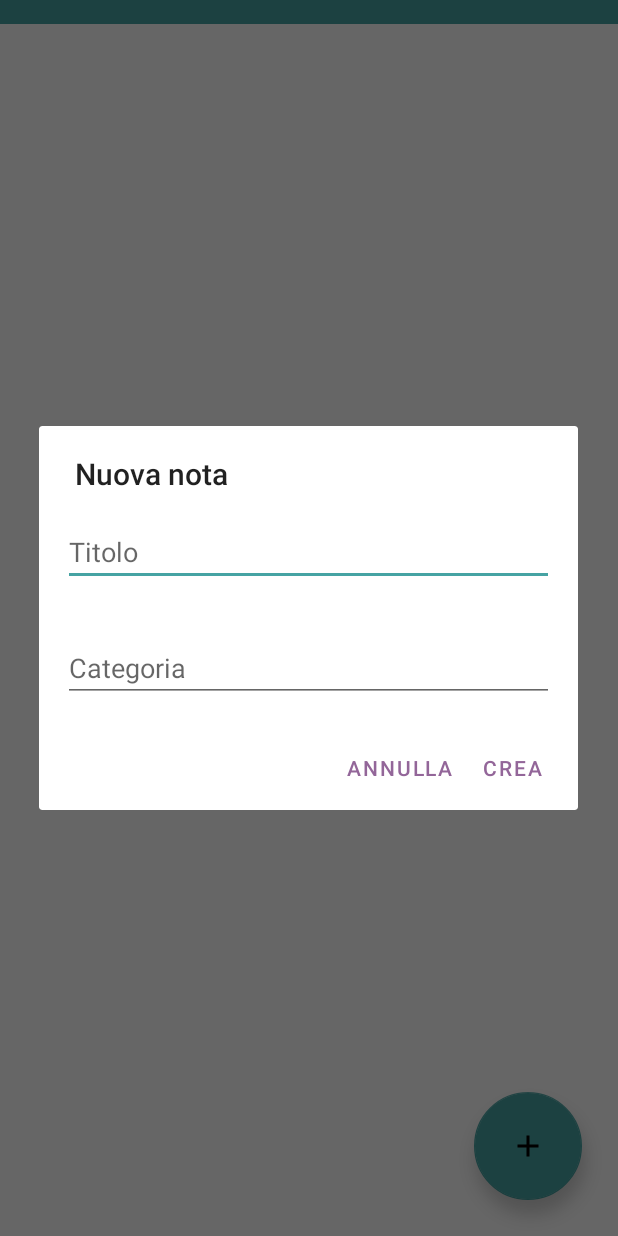
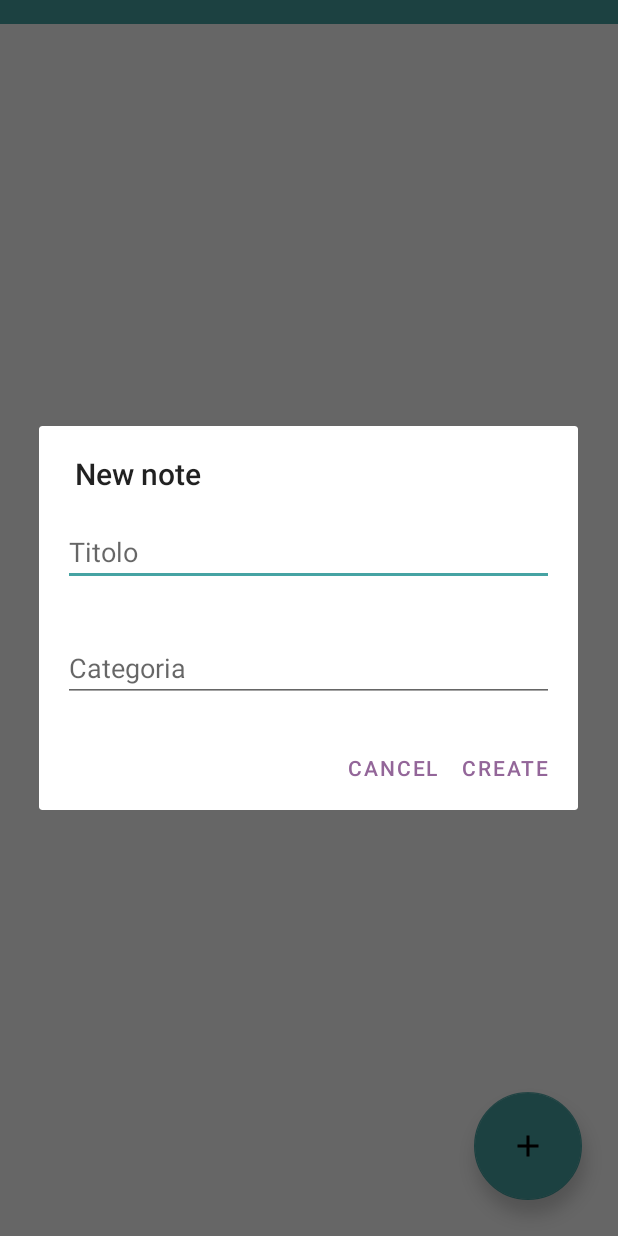
Before and after one commit to GMargherini/NotesCategories, an Android app: the screen it shows after launch (MainActivity), after a tap on an icon or button, on a phone screen of 412 x 824 dp. Run offline under Robolectric (Android 15) with nearby library versions, the phone set to English and light mode, and no system bars.

Commit message:
extracted strings

```diff
--- a/app/src/main/java/it/uninsubria/gmargherini/notescategories/MainActivity.kt
+++ b/app/src/main/java/it/uninsubria/gmargherini/notescategories/MainActivity.kt
@@ -1,7 +1,6 @@
 package it.uninsubria.gmargherini.notescategories
 
 import android.app.AlertDialog
-import android.content.DialogInterface
 import android.content.Intent
 import androidx.appcompat.app.AppCompatActivity
 import android.os.Bundle
@@ -34,19 +33,19 @@ class MainActivity : AppCompatActivity(), View.OnTouchListener{
         binding.floatingActionButton.setOnClickListener {
             val layout = AlertDialogBinding.inflate(layoutInflater)
             AlertDialog.Builder(this)
-                .setTitle("Nuova nota")
+                .setTitle(getString(R.string.new_note))
                 .setView(layout.root)
-                .setPositiveButton("CREA"){ dialog, _ ->
+                .setPositiveButton(getString(R.string.create)){ dialog, _ ->
                     val note=Note(layout.etTitolo.text.toString(), layout.etCategoria.text.toString())
                     notes=dbh.readNotes(note.category)
                     if(notes.contains(note)){
-                        Toast.makeText(this,"La nota esiste già",Toast.LENGTH_SHORT).show()
+                        Toast.makeText(this,getString(R.string.note_already_exists),Toast.LENGTH_SHORT).show()
                     }
                     else if (note.title==""){
-                        Toast.makeText(this,"Inserire un titolo",Toast.LENGTH_SHORT).show()
+                        Toast.makeText(this,getString(R.string.insert_title),Toast.LENGTH_SHORT).show()
                     }
                     else if (note.category==""){
-                        Toast.makeText(this,"inserire una categoria",Toast.LENGTH_SHORT).show()
+                        Toast.makeText(this,getString(R.string.insert_category),Toast.LENGTH_SHORT).show()
                     }
                     else{
                         dbh.insertNote(note)
@@ -55,7 +54,7 @@ class MainActivity : AppCompatActivity(), View.OnTouchListener{
                     showNotes(note.category)
                     dialog.cancel()
                 }
-                .setNegativeButton("ANNULLA") { dialog, _ ->
+                .setNegativeButton(getString(R.string.cancel)) { dialog, _ ->
                     dialog.cancel()
                 }
                 .show()
@@ -193,19 +192,19 @@ class MainActivity : AppCompatActivity(), View.OnTouchListener{
             }catch (e:Exception){}
             if(oldNote!=Note()){
                 AlertDialog.Builder(this@MainActivity)
-                    .setTitle("Modifica nota")
+                    .setTitle(getString(R.string.edit_note))
                     .setView(layout.root)
-                    .setPositiveButton("MODIFICA") { dialog, _ ->
+                    .setPositiveButton(getString(R.string.edit)) { dialog, _ ->
                         val newNote=Note(layout.etTitolo.text.toString(), layout.etCategoria.text.toString(), oldNote.text, oldNote.image)
                         notes=dbh.readNotes(newNote.category)
                         if(notes.contains(newNote)){
-                            Toast.makeText(this@MainActivity,"La nota esiste già",Toast.LENGTH_SHORT).show()
+                            Toast.makeText(this@MainActivity,getString(R.string.note_already_exists),Toast.LENGTH_SHORT).show()
                         }
                         else if (newNote.title==""){
-                            Toast.makeText(this@MainActivity,"Inserire un titolo",Toast.LENGTH_SHORT).show()
+                            Toast.makeText(this@MainActivity,getString(R.string.insert_title),Toast.LENGTH_SHORT).show()
                         }
                         else if (newNote.category==""){
-                            Toast.makeText(this@MainActivity,"inserire una categoria",Toast.LENGTH_SHORT).show()
+                            Toast.makeText(this@MainActivity,getString(R.string.insert_category),Toast.LENGTH_SHORT).show()
                         }
                         else{
                             dbh.insertNote(newNote)
@@ -214,7 +213,7 @@ class MainActivity : AppCompatActivity(), View.OnTouchListener{
                         dialog.cancel()
                         onStart()
                     }
-                    .setNegativeButton("ANNULLA") { dialog, _ ->
+                    .setNegativeButton(getString(R.string.cancel)) { dialog, _ ->
                         dialog.cancel()
                     }
                     .show()
--- a/app/src/main/res/values/strings.xml
+++ b/app/src/main/res/values/strings.xml
@@ -1,3 +1,11 @@
 <resources>
     <string name="app_name">Notes Categories</string>
+    <string name="create">CREATE</string>
+    <string name="new_note">New note</string>
+    <string name="note_already_exists">The note already exists</string>
+    <string name="insert_title">Insert a title</string>
+    <string name="insert_category">Insert a category</string>
+    <string name="cancel">CANCEL</string>
+    <string name="edit_note">Edit note</string>
+    <string name="edit">EDIT</string>
 </resources>
```
Also changed, not shown: 1 other file.
